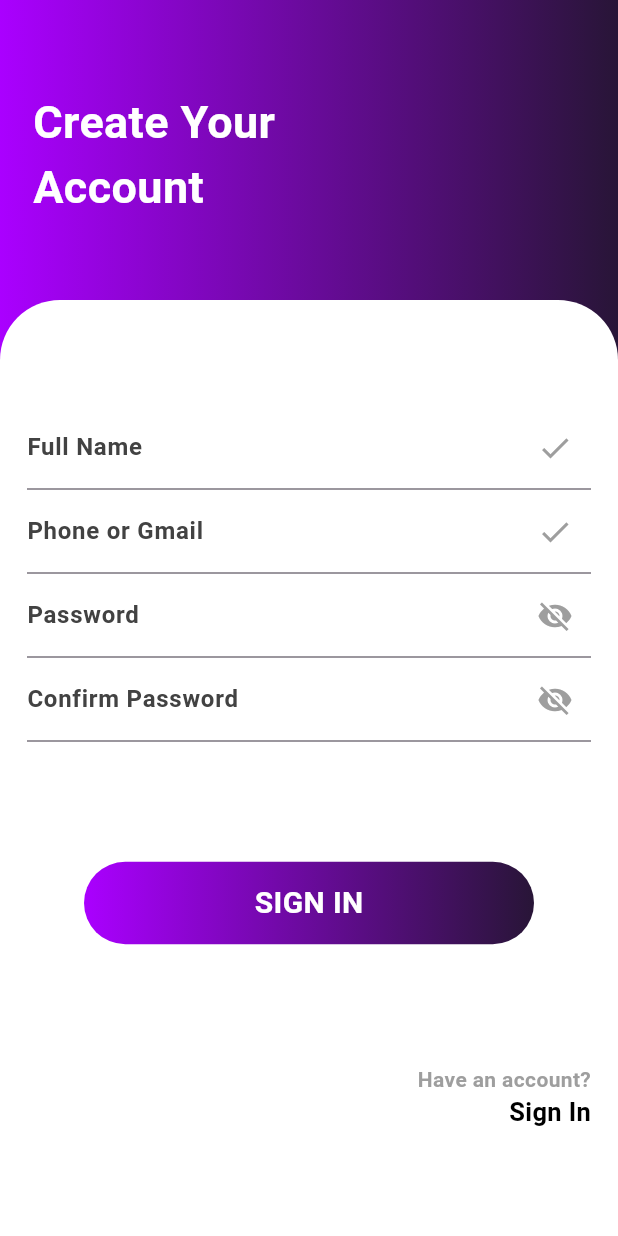
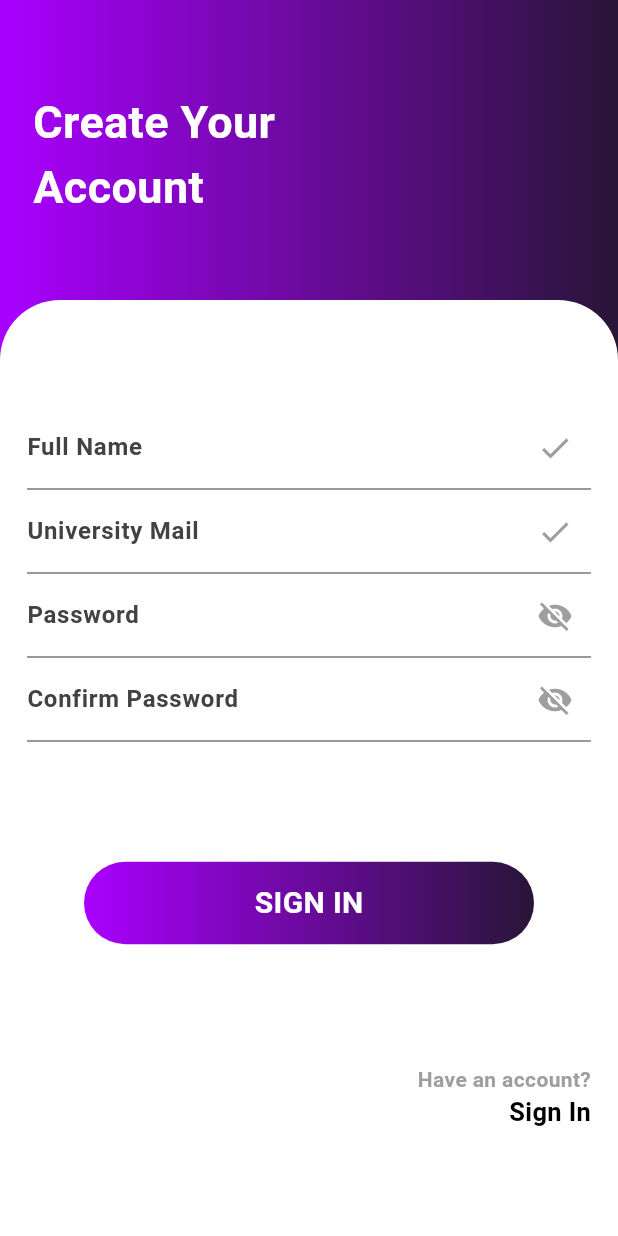
Before and after one commit to Not-a-coding-genius/CEGSafetyAppUI, a Flutter app: the SignUp screen opened directly, on a phone screen of 412 x 824 dp. Run offline on Flutter 3.47's test engine with Material 3 defaults, Android fonts, the phone set to English and light mode, and no system bars; our stand-ins replace location, lottie, smooth_page_indicator; network calls fail.

Commit message:
Changed SignUp and SignIn for Backend

```diff
--- a/lib/LoginScreen.dart
+++ b/lib/LoginScreen.dart
@@ -55,7 +55,7 @@ class _LoginScreenState extends State<LoginScreen> {
                     const TextField(
                       decoration: InputDecoration(
                         suffixIcon: Icon(Icons.check,color: Colors.grey,),
-                        label: Text('Gmail',style: TextStyle(
+                        label: Text('University Mail',style: TextStyle(
                           fontWeight: FontWeight.bold,
                           color:Color(0xFF424242),
                         ),)
--- a/lib/SignUp.dart
+++ b/lib/SignUp.dart
@@ -1,5 +1,6 @@
 import 'package:flutter/material.dart';
 import 'LoginScreen.dart'; // Make sure to import the sign-up screen
+import 'package:intl/intl.dart'; // For current year calculation
 
 class SignUp extends StatefulWidget {
   const SignUp({super.key});
@@ -12,11 +13,16 @@ class _SingUpState extends State<SignUp> {
   bool _isPasswordVisible = false;
   bool _isConformPasswordVisible = false;
 
+  // Controllers for TextFields
+  final TextEditingController _fullNameController = TextEditingController();
+  final TextEditingController _universityMailController = TextEditingController();
+  final TextEditingController _passwordController = TextEditingController();
+  final TextEditingController _confirmPasswordController = TextEditingController();
 
   @override
   Widget build(BuildContext context) {
     return Scaffold(
-        body: Stack(//thanks for watching
+        body: Stack(
           children: [
             Container(
               height: double.infinity,
@@ -25,8 +31,7 @@ class _SingUpState extends State<SignUp> {
                 gradient: LinearGradient(colors: [
                   Color(0xFFAA00FF),
                   Color(0xff281537),
-                ]),
-              ),
+                ])),
               child: const Padding(
                 padding: EdgeInsets.only(top: 60.0, left: 22),
                 child: Text(
@@ -48,30 +53,37 @@ class _SingUpState extends State<SignUp> {
                 ),
                 height: double.infinity,
                 width: double.infinity,
-                child:  Padding(
+                child: Padding(
                   padding: const EdgeInsets.only(left: 18.0,right: 18),
                   child: Column(
                     mainAxisAlignment: MainAxisAlignment.center,
                     children: [
-                      const TextField(
-                        decoration: InputDecoration(
-                            suffixIcon: Icon(Icons.check,color: Colors.grey,),
-                            label: Text('Full Name',style: TextStyle(
+                      // Full Name TextField
+                      TextField(
+                        controller: _fullNameController,
+                        decoration: const InputDecoration(
+                          suffixIcon: Icon(Icons.check,color: Colors.grey),
+                          label: Text('Full Name', style: TextStyle(
                             fontWeight: FontWeight.bold,
-                              color:Color(0xFF424242),
-                            ),)
+                            color: Color(0xFF424242),
+                          )),
                         ),
                       ),
-                      const TextField(
-                        decoration: InputDecoration(
-                            suffixIcon: Icon(Icons.check,color: Colors.grey,),
-                            label: Text('Phone or Gmail',style: TextStyle(
+                      // University Mail TextField
+                      TextField(
+                        controller: _universityMailController,
+                        decoration: const InputDecoration(
+                          suffixIcon: Icon(Icons.check, color: Colors.grey),
+                          label: Text('University Mail', style: TextStyle(
                             fontWeight: FontWeight.bold,
-                              color:Color(0xFF424242),
-                            ),)
+                            color: Color(0xFF424242),
+                          )),
                         ),
+                        keyboardType: TextInputType.emailAddress,
                       ),
+                      // Password TextField
                       TextField(
+                        controller: _passwordController,
                         obscureText: !_isPasswordVisible,
                         decoration: InputDecoration(
                           suffixIcon: IconButton(
@@ -94,7 +106,9 @@ class _SingUpState extends State<SignUp> {
                           ),
                         ),
                       ),
+                      // Confirm Password TextField
                       TextField(
+                        controller: _confirmPasswordController,
                         obscureText: !_isConformPasswordVisible,
                         decoration: InputDecoration(
                           suffixIcon: IconButton(
@@ -117,47 +131,53 @@ class _SingUpState extends State<SignUp> {
                           ),
                         ),
                       ),
-
-                      const SizedBox(height: 10,),
-                      const SizedBox(height: 70,),
+                      const SizedBox(height: 10),
+                      const SizedBox(height: 70),
                       Container(
                         height: 55,
                         width: 300,
                         decoration: BoxDecoration(
                           borderRadius: BorderRadius.circular(30),
                           gradient: const LinearGradient(
-                              colors: [
-                                Color(0xFFAA00FF),
-                                Color(0xff281537),
-                              ]
+                              colors: [Color(0xFFAA00FF), Color(0xff281537)]),
+                        ),
+                        child: GestureDetector(
+                          onTap: _handleSignUp,
+                          child: const Center(
+                            child: Text(
+                              'SIGN IN',
+                              style: TextStyle(
+                                  fontWeight: FontWeight.bold,
+                                  fontSize: 20,
+                                  color: Colors.white),
                             ),
                           ),
-                        child: const Center(child: Text('SIGN IN',style: TextStyle(
-                            fontWeight: FontWeight.bold,
-                            fontSize: 20,
-                            color: Colors.white
-                        ),),),
                         ),
-                      const SizedBox(height: 80,),
+                      ),
+                      const SizedBox(height: 80),
                       Align(
                         alignment: Alignment.bottomRight,
                         child: Column(
                           mainAxisAlignment: MainAxisAlignment.end,
                           crossAxisAlignment: CrossAxisAlignment.end,
                           children: [
-                            Text("Have an account?",style: TextStyle(
-                                fontWeight: FontWeight.bold,
-                                color: Colors.grey
-                            ),),
+                            Text(
+                              "Have an account?",
+                              style: TextStyle(
+                                  fontWeight: FontWeight.bold, color: Colors.grey),
+                            ),
                             GestureDetector(
-                              onTap: (){
-                              Navigator.pushReplacement(context, MaterialPageRoute(builder: (context) => LoginScreen()));
+                              onTap: () {
+                                Navigator.pushReplacement(
+                                    context, MaterialPageRoute(builder: (context) => LoginScreen()));
                               },
-                              child: const Text("Sign In",style: TextStyle(
+                              child: const Text(
+                                "Sign In",
+                                style: TextStyle(
                                     fontWeight: FontWeight.bold,
                                     fontSize: 17,
-                                  color: Colors.black
-                              ),),
+                                    color: Colors.black),
+                              ),
                             ),
                           ],
                         ),
@@ -170,4 +190,29 @@ class _SingUpState extends State<SignUp> {
           ],
         ));
   }
+
+  // Function to handle Sign Up
+  void _handleSignUp() {
+    String fullName = _fullNameController.text;
+    String email = _universityMailController.text;
+    String password = _passwordController.text;
+    String confirmPassword = _confirmPasswordController.text;
+
+    // Check if email is in the correct format
+    if (email.contains('@')) {
+      String rollNumber = email.split('@')[0]; // Extract roll number from email
+      print('Roll Number: $rollNumber');
+
+      // Extract the first 4 digits (joining year) and calculate the year of study
+      String joiningYearStr = rollNumber.substring(0, 4);
+      int joiningYear = int.parse(joiningYearStr);
+      int currentYear = int.parse(DateFormat('yyyy').format(DateTime.now()));
+      int yearOfStudy = currentYear - joiningYear;
+      print('Year of Study: $yearOfStudy');
+    } else {
+      print('Invalid email format');
     }
+
+    // Add validation logic for other fields as needed
+  }
+}
--- a/pubspec.yaml
+++ b/pubspec.yaml
@@ -48,6 +48,8 @@ dependencies:
   flutter_polyline_points: ^1.0.0
 
   url_launcher: ^6.0.20
+
+  intl: ^0.17.0
 
 
 
```
Also changed, not shown: pubspec.lock. Lines whose indentation alone changed are shown as unchanged.
